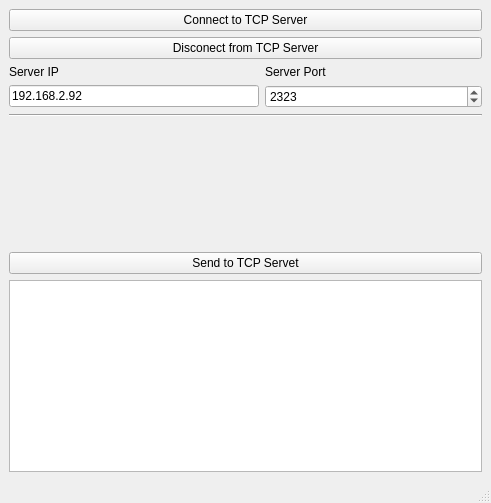
This is tcp_client/mainwindow.ui in rubiliks/clientServerTcpQt as Qt 5 draws it before an edit. The edited form follows.
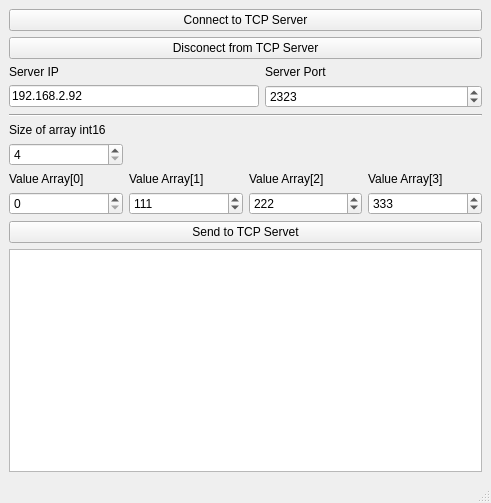
This is the edited form.

Commit message: fix error in client, add value for array index in ui

What changed in the file:
```diff
--- a/tcp_client/mainwindow.ui
+++ b/tcp_client/mainwindow.ui
@@ -90,17 +90,93 @@
      </layout>
     </item>
     <item row="5" column="0">
-     <spacer name="verticalSpacer">
-      <property name="orientation">
-       <enum>Qt::Orientation::Vertical</enum>
-      </property>
-      <property name="sizeHint" stdset="0">
-       <size>
-        <width>20</width>
-        <height>40</height>
-       </size>
-      </property>
-     </spacer>
+     <layout class="QGridLayout" name="gridLayout_2">
+      <item row="2" column="0">
+       <widget class="QSpinBox" name="int16_size_array">
+        <property name="minimum">
+         <number>4</number>
+        </property>
+        <property name="maximum">
+         <number>999999</number>
+        </property>
+       </widget>
+      </item>
+      <item row="1" column="0">
+       <widget class="QLabel" name="label">
+        <property name="text">
+         <string>Size of array int16</string>
+        </property>
+       </widget>
+      </item>
+      <item row="4" column="0">
+       <widget class="QSpinBox" name="spinBox_Array_0">
+        <property name="maximum">
+         <number>99999</number>
+        </property>
+        <property name="value">
+         <number>0</number>
+        </property>
+       </widget>
+      </item>
+      <item row="3" column="1">
+       <widget class="QLabel" name="label_Array_1">
+        <property name="text">
+         <string>Value Array[1]</string>
+        </property>
+       </widget>
+      </item>
+      <item row="4" column="1">
+       <widget class="QSpinBox" name="spinBox_Array_1">
+        <property name="maximum">
+         <number>99999</number>
+        </property>
+        <property name="value">
+         <number>111</number>
+        </property>
+       </widget>
+      </item>
+      <item row="3" column="2">
+       <widget class="QLabel" name="label_Array_2">
+        <property name="text">
+         <string>Value Array[2]</string>
+        </property>
+       </widget>
+      </item>
+      <item row="3" column="0">
+       <widget class="QLabel" name="label_Array_0">
+        <property name="text">
+         <string>Value Array[0]</string>
+        </property>
+       </widget>
+      </item>
+      <item row="3" column="3">
+       <widget class="QLabel" name="label_Array_3">
+        <property name="text">
+         <string>Value Array[3]</string>
+        </property>
+       </widget>
+      </item>
+      <item row="4" column="2">
+       <widget class="QSpinBox" name="spinBox_Array_2">
+        <property name="maximum">
+         <number>99999</number>
+        </property>
+        <property name="value">
+         <number>222</number>
+        </property>
+       </widget>
+      </item>
+      <item row="4" column="3">
+       <widget class="QSpinBox" name="spinBox_Array_3">
+        <property name="maximum">
+         <number>99999</number>
+        </property>
+        <property name="value">
+         <number>333</number>
+        </property>
+       </widget>
+      </item>
+     </layout>
     </item>
     <item row="6" column="0">
      <widget class="QPushButton" name="sendButton">
```
The commit also changes 3 other files.
